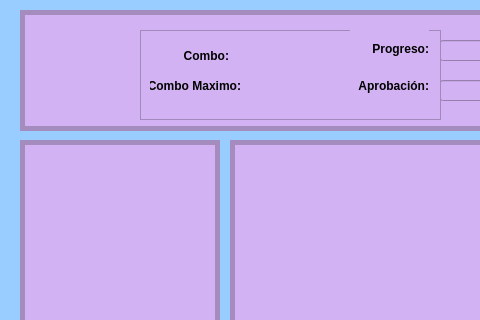
Above: Tareas/T02v2/qt-designer-ventana_juego.ui from domingo2000/ProgramacionAvanzada before the change; both pictures show x 0 to 480 and y 0 to 320 of the 1034 by 657 pixel window. Below: the same form after it.
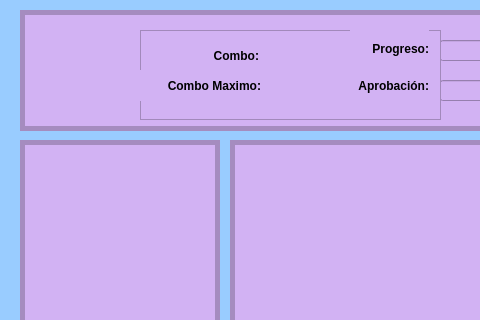
That is the form after the change. Icons and pictures are not drawn.

Commit message: avance ventana resumen

What changed in the file:
```diff
--- a/Tareas/T02v2/qt-designer-ventana_juego.ui
+++ b/Tareas/T02v2/qt-designer-ventana_juego.ui
@@ -374,7 +374,7 @@
     <widget class="QLabel" name="label_combo">
      <property name="geometry">
       <rect>
-       <x>10</x>
+       <x>40</x>
        <y>10</y>
        <width>79</width>
        <height>31</height>
@@ -390,9 +390,9 @@
     <widget class="QLabel" name="label_combo_maximo">
      <property name="geometry">
       <rect>
-       <x>10</x>
+       <x>0</x>
        <y>40</y>
-       <width>91</width>
+       <width>121</width>
        <height>31</height>
       </rect>
      </property>
```
Left out of the diff: 8 changed lines with no effect on the pictures. The commit also changes 8 other files.
